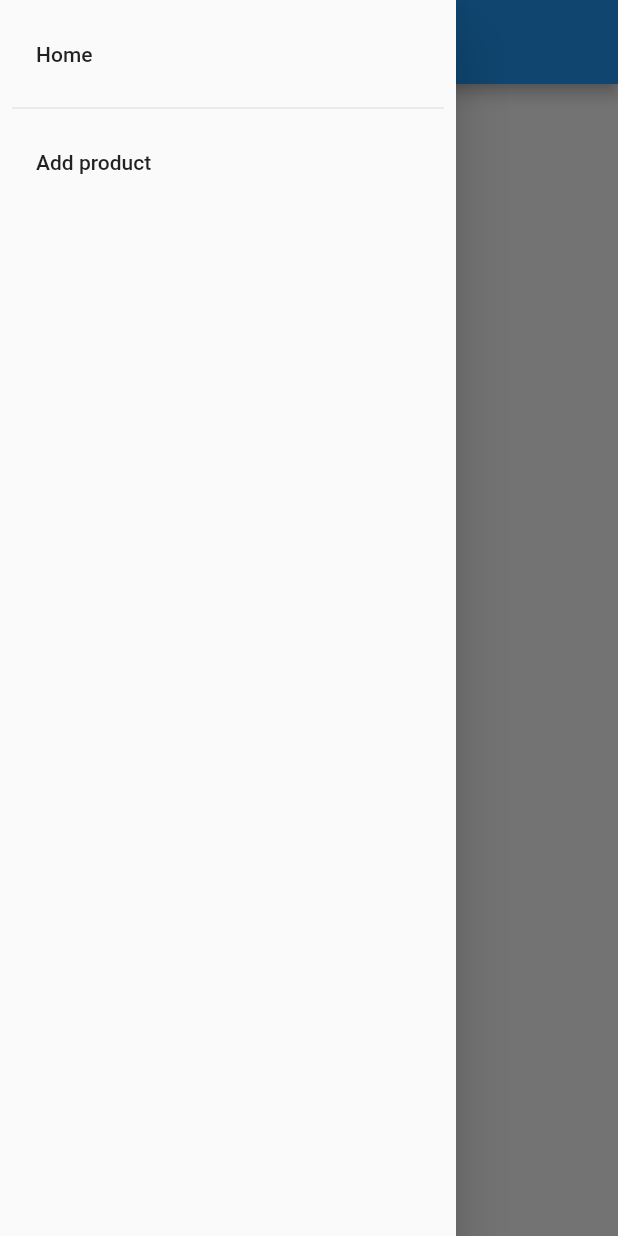
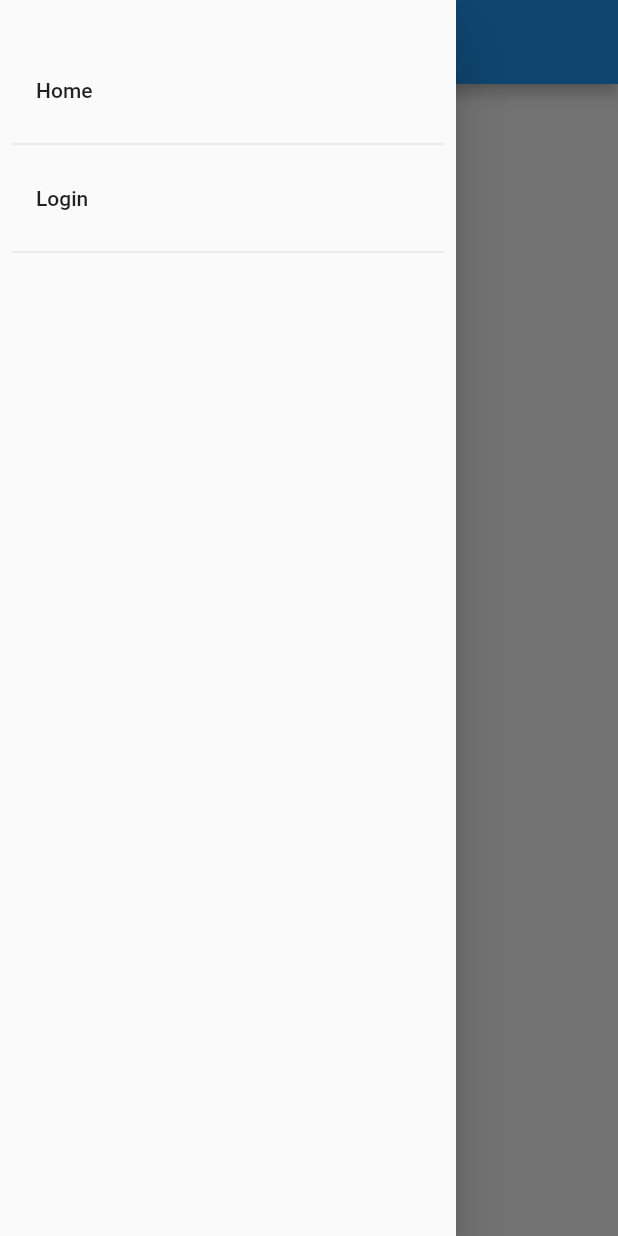
Before and after one commit to alona-tepukhina/ginger_shop, a Flutter app: the screen it shows after launch, with the side drawer open, on a phone screen of 412 x 824 dp. Run offline on Flutter 3.47's test engine with Material 2 defaults, Android fonts, the phone set to English and light mode, and no system bars; our stand-ins replace cloud_firestore, firebase_auth, firebase_core; accounts and stored records are empty.

Commit message:
Fixed navigation

```diff
--- a/lib/db_operations/user_dao.dart
+++ b/lib/db_operations/user_dao.dart
@@ -50,4 +50,9 @@ class UserDao extends ChangeNotifier {
     }
     return null;
   }
+
+  Future<void> logout() async {
+    await auth.signOut();
+    notifyListeners();
+  }
 }
--- a/lib/main.dart
+++ b/lib/main.dart
@@ -1,10 +1,11 @@
 import 'package:flutter/material.dart';
 import 'package:firebase_core/firebase_core.dart';
 import 'package:provider/provider.dart';
-import 'package:ginger_shop/homepage.dart';
-import 'package:ginger_shop/registration_screen.dart';
-import 'package:ginger_shop/login_screen.dart';
-import 'package:ginger_shop/add_product.dart';
+import 'package:ginger_shop/screens/homepage.dart';
+import 'package:ginger_shop/db_operations/user_dao.dart';
+import 'package:ginger_shop/screens/login_screen.dart';
+import 'package:ginger_shop/screens/add_product.dart';
+import 'package:ginger_shop/screens/admin_page.dart';
 
 Future<void> main() async {
   WidgetsFlutterBinding.ensureInitialized();
@@ -17,15 +18,25 @@ class MyApp extends StatelessWidget {
 
   @override
   Widget build(BuildContext context) {
-    return MaterialApp(
+    return ChangeNotifierProvider<UserDao>(
+      create: (_) => UserDao(),
+      child: MaterialApp(
         routes: {
           '/home': (context) => const HomePage(),
           '/login': (context) => const LoginScreen(),
-        '/registration': (context) => const RegistrationScreen(),
+          '/admin': (context) => const AdminPage(),
           '/addProduct': (context) => const AddProduct(),
-        //'/admin': (context) => const AdminPage(),
         },
+        //home: const HomePage(),
+        // home: Consumer<UserDao>(
+        //   builder: (_, userDao, child) {
+        //     return (userDao.isLoggedIn())
+        //         ? const AdminPage()
+        //         : const HomePage();
+        //   },
+        // ),
         home: const HomePage(),
+      ),
     );
   }
 }
--- a/lib/add_product.dart
+++ b/lib/screens/add_product.dart
@@ -3,7 +3,7 @@ import 'package:ginger_shop/utilities/constants.dart';
 import 'package:ginger_shop/db_operations/user_dao.dart';
 import 'package:ginger_shop/utilities/validators.dart';
 
-import 'db_operations/db_product_operations.dart';
+import '../db_operations/product_dao.dart';
 
 class AddProduct extends StatefulWidget {
   const AddProduct({Key? key}) : super(key: key);
--- a/lib/homepage.dart
+++ b/lib/screens/homepage.dart
@@ -1,32 +1,24 @@
 import 'package:flutter/material.dart';
 import 'package:cloud_firestore/cloud_firestore.dart';
-import 'package:ginger_shop/add_product.dart';
-import 'package:ginger_shop/product_item.dart';
+import 'package:ginger_shop/screens/add_product.dart';
+import 'package:ginger_shop/ui/product_item.dart';
 import 'package:provider/provider.dart';
 import 'package:ginger_shop/db_operations/user_dao.dart';
+import 'package:ginger_shop/ui/main_menu.dart';
 
 class HomePage extends StatelessWidget {
   const HomePage({Key? key}) : super(key: key);
 
   @override
   Widget build(BuildContext context) {
+    final userDao = Provider.of<UserDao>(context, listen: false);
+    bool isAdmin = userDao.isLoggedIn();
+
     return Scaffold(
       drawer: Drawer(
         child: Padding(
           padding: const EdgeInsets.all(8.0),
-          child: Column(
-            children: [
-              ListTile(
-                title: const Text('Home'),
-                onTap: () => Navigator.of(context).pushNamed('/home'),
-              ),
-              const Divider(),
-              ListTile(
-                title: const Text('Add product'),
-                onTap: () => Navigator.of(context).pushNamed('/addProduct'),
-              ),
-            ],
-          ),
+          child: MainMenu(isAdmin: isAdmin),
         ),
       ),
       appBar: AppBar(
--- a/lib/login_screen.dart
+++ b/lib/screens/login_screen.dart
@@ -107,7 +107,7 @@ class _LoginScreenState extends State<LoginScreen> {
                                 ScaffoldMessenger.of(context).showSnackBar(
                                     const SnackBar(
                                         content: Text('Login Successful')));
-                                Navigator.pushNamed(context, '/home');
+                                Navigator.pushNamed(context, '/admin');
                               }
                             }
                           },
--- /dev/null
+++ b/lib/ui/main_menu.dart
@@ -0,0 +1,60 @@
+import 'package:flutter/material.dart';
+import 'package:ginger_shop/db_operations/user_dao.dart';
+import 'package:provider/provider.dart';
+
+class MainMenu extends StatelessWidget {
+  const MainMenu({Key? key, this.isAdmin = false}) : super(key: key);
+
+  final bool isAdmin;
+
+  @override
+  Widget build(BuildContext context) {
+    final userDao = Provider.of<UserDao>(context, listen: false);
+
+    final userMenuItems = [
+      ListTile(
+        title: const Text('Home'),
+        onTap: () => Navigator.of(context).pushNamed('/home'),
+      ),
+      const Divider(),
+      ListTile(
+        title: const Text('Login'),
+        onTap: () => Navigator.of(context).pushNamed('/login'),
+      ),
+      const Divider(),
+    ];
+
+    final adminMenuItems = [
+      // ListTile(
+      //   title: const Text('Frontend'),
+      //   onTap: () => Navigator.of(context).pushNamed('/home'),
+      // ),
+      // const Divider(),
+      ListTile(
+        title: const Text('Admin page'),
+        onTap: () => Navigator.of(context).pushNamed('/admin'),
+      ),
+      const Divider(),
+      ListTile(
+        title: const Text('Add product'),
+        onTap: () => Navigator.of(context).pushNamed('/addProduct'),
+      ),
+      const Divider(),
+      ListTile(
+        title: const Text('Logout'),
+        onTap: () {
+          userDao.logout();
+          Navigator.of(context).pushNamed('/home');
+        },
+      ),
+      const Divider(),
+    ];
+
+    return Padding(
+      padding: const EdgeInsets.only(top: 24.0),
+      child: Column(
+        children: isAdmin ? adminMenuItems : userMenuItems,
+      ),
+    );
+  }
+}
--- a/lib/product_item.dart
+++ b/lib/ui/product_item.dart
@@ -1,6 +1,6 @@
 import 'package:flutter/material.dart';
 import 'package:ginger_shop/utilities/constants.dart';
-import 'package:ginger_shop/db_operations/db_product_operations.dart';
+import 'package:ginger_shop/db_operations/product_dao.dart';
 import 'package:cloud_firestore/cloud_firestore.dart';
 
 class ProductItem extends StatefulWidget {
@@ -14,7 +14,7 @@ class ProductItem extends StatefulWidget {
       required this.isFavourite,
       required this.id,
       required this.documentSnapshot,
-      this.isAdmin = true})
+      this.isAdmin = false})
       : super(key: key);
 
   final String brand;
```
Also changed, not shown: lib/registration_screen.dart (deleted, +0 -15 lines), lib/screens/admin_page.dart (added, +55 -0 lines), lib/db_operations/product_dao.dart (renamed from lib/db_operations/db_product_operations.dart), 1 other file. Lines whose indentation alone changed are shown as unchanged.
